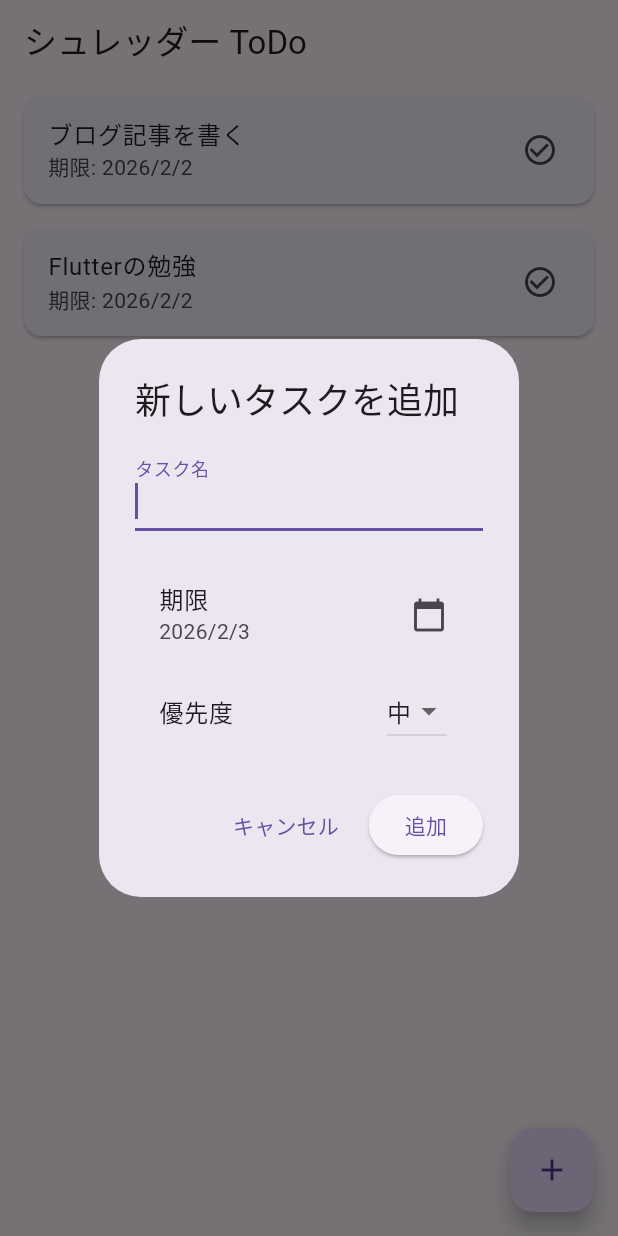
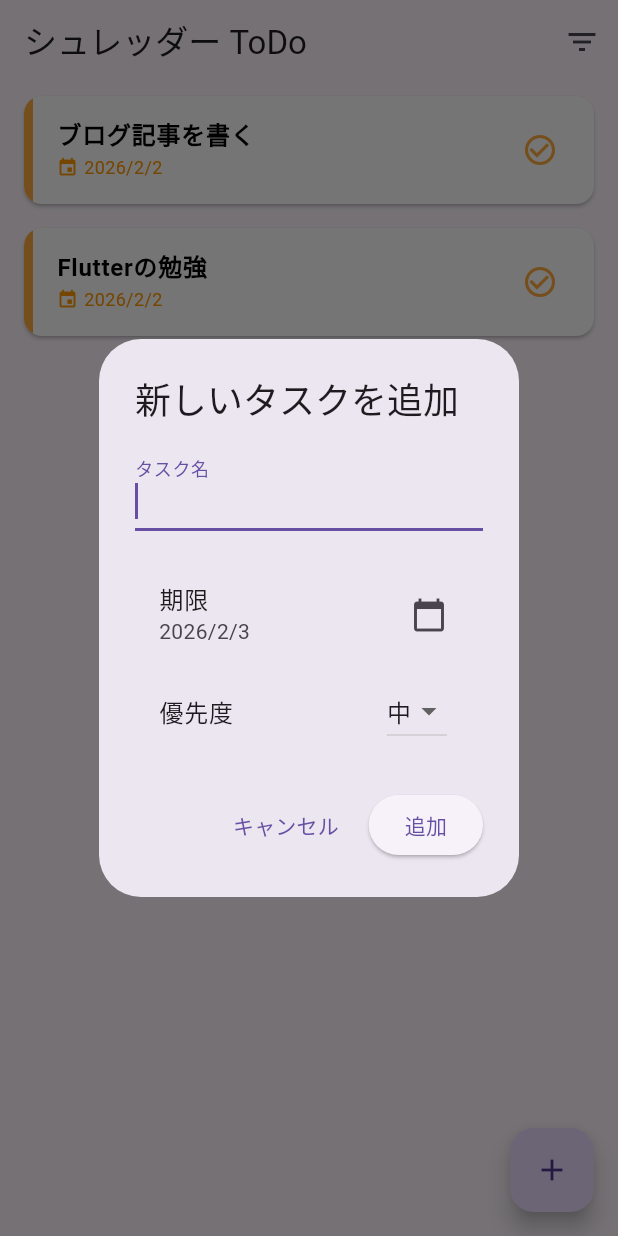
Before and after one commit to Mari714323/shredder_todo, a Flutter app: the screen it shows after launch, after a tap on the "add" icon, on a phone screen of 412 x 824 dp. Run offline on Flutter 3.47's test engine with Material 3 defaults, Android fonts, the light colour scheme and no system bars; our stand-ins replace audioplayers, shared_preferences.

Commit message:
feat: フィルタ機能の実装と期限切れの赤字強調デザインを追加

```diff
--- a/lib/pages/todo_list_page.dart
+++ b/lib/pages/todo_list_page.dart
@@ -10,31 +10,36 @@ class TodoListPage extends StatefulWidget {
   @override
   State<TodoListPage> createState() => _TodoListPageState();
 }
+class _TodoListPageState extends State<TodoListPage> {
+  // --- 1. 変数の宣言は1回だけ ---
+  List<Task> _tasks = [];
+  TaskPriority? _selectedFilter;
+  final TextEditingController _textFieldController = TextEditingController();
 
-class _TodoListPageState extends State<TodoListPage> {
-  // String のリストから Task のリストに変更
-  List<Task> _tasks = [];
-  final TextEditingController _textFieldController = TextEditingController();
+  // --- 2. ゲッターを正しく閉じる ---
+  List<Task> get _filteredTasks {
+    if (_selectedFilter == null) {
+      return _tasks;
+    }
+    return _tasks.where((task) => task.priority == _selectedFilter).toList();
+  }
 
   @override
   void initState() {
     super.initState();
-    _loadTasks(); // 起動時にデータを読み込む
+    _loadTasks();
   }
 
-  // データの読み込み
-  // --- 読み込みの修正 ---
+  // --- データの読み込み・保存・追加 ---
   Future<void> _loadTasks() async {
     final prefs = await SharedPreferences.getInstance();
     final List<String>? taskStringList = prefs.getStringList('tasks');
 
     if (taskStringList != null) {
       setState(() {
-        // 文字列(JSON)のリストを Task オブジェクトのリストに変換
         _tasks = taskStringList.map((item) => Task.fromJson(item)).toList();
       });
     } else {
-      // 初期データも Task オブジェクトで作る
       setState(() {
         _tasks = [
           Task(id: '1', title: 'ブログ記事を書く', dueDate: DateTime.now()),
@@ -43,16 +48,13 @@ class _TodoListPageState extends State<TodoListPage> {
       });
     }
   }
-  // データの保存
-  // --- 保存の修正 ---
+
   Future<void> _saveTasks() async {
     final prefs = await SharedPreferences.getInstance();
-    // Task オブジェクトを JSON 文字列に変換してリスト化
     final List<String> taskStringList = _tasks.map((task) => task.toJson()).toList();
     await prefs.setStringList('tasks', taskStringList);
   }
 
-  // 引数に日付と優先度を追加
   void _addTask(DateTime dueDate, TaskPriority priority) {
     if (_textFieldController.text.isNotEmpty) {
       setState(() {
@@ -66,24 +68,31 @@ class _TodoListPageState extends State<TodoListPage> {
       });
       _saveTasks();
       _textFieldController.clear();
-      Navigator.pop(context); // ダイアログを閉じる
+      Navigator.pop(context);
     }
   }
-
+  Color _getPriorityColor(TaskPriority priority) {
+    switch (priority) {
+      case TaskPriority.high:
+        return Colors.redAccent;
+      case TaskPriority.medium:
+        return Colors.orangeAccent;
+      case TaskPriority.low:
+        return Colors.blueAccent;
+    }
+  }
   void _showAddTaskDialog() {
-    // ダイアログ内での一時的な状態
     DateTime selectedDate = DateTime.now().add(const Duration(days: 1));
     TaskPriority selectedPriority = TaskPriority.medium;
 
     showDialog(
       context: context,
       builder: (context) {
-        // StatefulBuilder を使うとダイアログ内で「再描画」ができるようになります
         return StatefulBuilder(
           builder: (context, setDialogState) {
             return AlertDialog(
               title: const Text('新しいタスクを追加'),
-              content: SingleChildScrollView( // 画面からはみ出さないように
+              content: SingleChildScrollView(
                 child: Column(
                   mainAxisSize: MainAxisSize.min,
                   children: [
@@ -93,8 +102,6 @@ class _TodoListPageState extends State<TodoListPage> {
                       decoration: const InputDecoration(labelText: "タスク名"),
                     ),
                     const SizedBox(height: 20),
-
-                    // --- 期限の選択 ---
                     ListTile(
                       title: const Text("期限"),
                       subtitle: Text("${selectedDate.year}/${selectedDate.month}/${selectedDate.day}"),
@@ -107,13 +114,10 @@ class _TodoListPageState extends State<TodoListPage> {
                           lastDate: DateTime.now().add(const Duration(days: 365)),
                         );
                         if (picked != null) {
-                          // ダイアログ内の表示を更新
                           setDialogState(() => selectedDate = picked);
                         }
                       },
                     ),
-
-                    // --- 優先度の選択 ---
                     ListTile(
                       title: const Text("優先度"),
                       trailing: DropdownButton<TaskPriority>(
@@ -137,14 +141,14 @@ class _TodoListPageState extends State<TodoListPage> {
               ),
               actions: [
                 TextButton(
-                  onPressed: () => Navigator.pop(context),
+                  onPressed: () {
+                    _textFieldController.clear();
+                    Navigator.pop(context);
+                  },
                   child: const Text('キャンセル'),
                 ),
                 ElevatedButton(
-                  onPressed: () {
-                    // 追加ボタンを押した時に、選択した値を渡してタスク作成
-                    _addTask(selectedDate, selectedPriority);
-                  },
+                  onPressed: () => _addTask(selectedDate, selectedPriority),
                   child: const Text('追加'),
                 ),
               ],
@@ -155,23 +159,21 @@ class _TodoListPageState extends State<TodoListPage> {
     );
   }
 
-  // 画面遷移の指示だけを行う
-  // --- 遷移の修正 ---
-  void _navigateToShredder(int index) async {
-    final selectedTask = _tasks[index];
-
+  // --- 3. 削除処理をしっかりメソッドの中に含める ---
+  void _navigateToShredder(Task task) async {
     await Navigator.of(context).push(
       PageRouteBuilder(
         pageBuilder: (context, animation, secondaryAnimation) =>
-            ShredderPage(task: selectedTask), // taskText ではなく task を渡す！
+            ShredderPage(task: task),
         transitionsBuilder: (context, animation, secondaryAnimation, child) {
           return FadeTransition(opacity: animation, child: child);
         },
       ),
     );
 
+    // 画面から戻ってきたらここで削除
     setState(() {
-      _tasks.removeAt(index);
+      _tasks.removeWhere((t) => t.id == task.id);
     });
     _saveTasks();
   }
@@ -185,20 +187,97 @@ class _TodoListPageState extends State<TodoListPage> {
   @override
   Widget build(BuildContext context) {
     return Scaffold(
-      appBar: AppBar(title: const Text('シュレッダー ToDo')),
+      appBar: AppBar(
+        title: const Text('シュレッダー ToDo'),
+        actions: [
+          PopupMenuButton<TaskPriority?>(
+            icon: const Icon(Icons.filter_list),
+            onSelected: (TaskPriority? priority) {
+              setState(() {
+                _selectedFilter = priority;
+              });
+            },
+            itemBuilder: (context) => [
+              const PopupMenuItem(value: null, child: Text("すべて表示")),
+              const PopupMenuDivider(),
+              const PopupMenuItem(value: TaskPriority.high, child: Text("優先度：高")),
+              const PopupMenuItem(value: TaskPriority.medium, child: Text("優先度：中")),
+              const PopupMenuItem(value: TaskPriority.low, child: Text("優先度：低")),
+            ],
+          ),
+        ],
+      ),
       body: ListView.builder(
-        itemCount: _tasks.length,
+        itemCount: _filteredTasks.length,
         itemBuilder: (context, index) {
-          final task = _tasks[index];
+          final task = _filteredTasks[index];
+          final color = _getPriorityColor(task.priority);
+
+          // --- 期限の判定ロジック ---
+          final now = DateTime.now();
+          final today = DateTime(now.year, now.month, now.day);
+          final taskDate = DateTime(task.dueDate.year, task.dueDate.month, task.dueDate.day);
+
+          // 期限が今日より前か？（期限切れ）
+          final bool isOverdue = taskDate.isBefore(today);
+          // 期限が今日か？
+          final bool isToday = taskDate.isAtSameMomentAs(today);
+
+          // 文字の色と太さを決定
+          TextStyle dateTextStyle = TextStyle(
+            fontSize: 12,
+            fontWeight: isOverdue ? FontWeight.bold : FontWeight.normal,
+            color: isOverdue
+                ? Colors.red          // 期限切れは「赤」
+                : (isToday ? Colors.orange : Colors.grey[600]), // 今日は「オレンジ」、未来は「グレー」
+          );
+
           return Hero(
-            tag: 'task_${task.id}', // ID を使うことで重複エラーを防ぐ！
+            tag: 'task_${task.id}',
             child: Card(
+              // 期限切れの場合は、カード自体の背景を少し赤らめる演出も可能です
+              color: isOverdue ? Colors.red[50] : Colors.white,
               margin: const EdgeInsets.symmetric(horizontal: 16, vertical: 8),
-              child: ListTile(
-                title: Text(task.title), // .title を指定して表示
-                subtitle: Text('期限: ${task.dueDate.year}/${task.dueDate.month}/${task.dueDate.day}'), // 期限を表示
-                trailing: const Icon(Icons.check_circle_outline),
-                onTap: () => _navigateToShredder(index),
+              clipBehavior: Clip.antiAlias,
+              child: IntrinsicHeight(
+                child: Row(
+                  children: [
+                    Container(width: 6, color: color),
+                    Expanded(
+                      child: ListTile(
+                        title: Text(
+                          task.title,
+                          style: TextStyle(
+                            fontWeight: FontWeight.bold,
+                            // 期限切れならタイトルも少し目立たせる
+                            color: isOverdue ? Colors.red[900] : Colors.black,
+                          ),
+                        ),
+                        subtitle: Row(
+                          children: [
+                            Icon(
+                              isOverdue ? Icons.warning : Icons.event,
+                              size: 14,
+                              color: dateTextStyle.color
+                            ),
+                            const SizedBox(width: 4),
+                            Text(
+                              '${task.dueDate.year}/${task.dueDate.month}/${task.dueDate.day}',
+                              style: dateTextStyle, // ここで判定したスタイルを適用
+                            ),
+                            if (isOverdue) // 期限切れなら警告ラベルを表示
+                              const Padding(
+                                padding: EdgeInsets.only(left: 8.0),
+                                child: Text('期限切れ！', style: TextStyle(color: Colors.red, fontSize: 10, fontWeight: FontWeight.bold)),
+                              ),
+                          ],
+                        ),
+                        trailing: Icon(Icons.check_circle_outline, color: color),
+                        onTap: () => _navigateToShredder(task),
+                      ),
+                    ),
+                  ],
+                ),
               ),
             ),
           );
```
